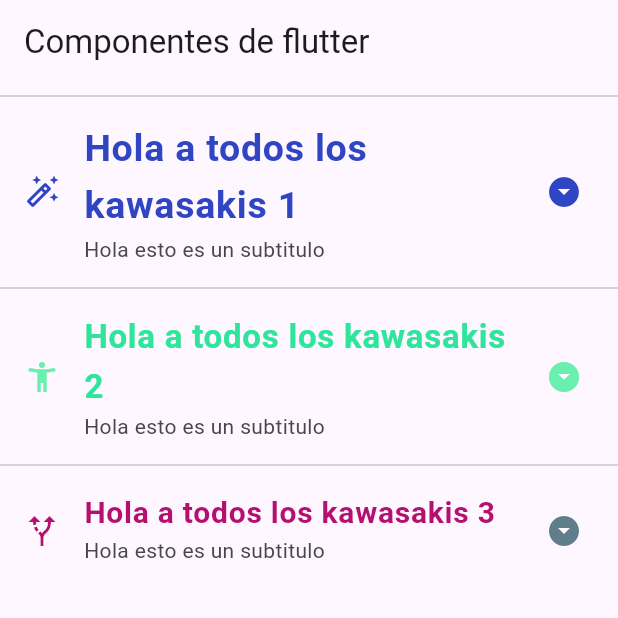
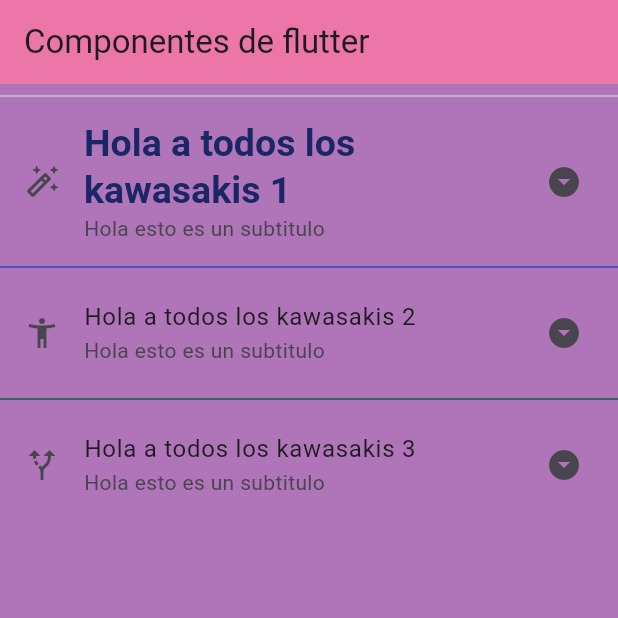
Before and after one commit to SantiagoAHS/componentes_flutter, a Flutter app: the screen it shows after launch, on a phone screen of 412 x 824 dp, the top half of it. Run offline on Flutter 3.47's test engine with Material 3 defaults, Android fonts, the phone set to English and light mode, and no system bars.

Commit message:
06 Adding the TextTheme

```diff
--- a/lib/home_screen.dart
+++ b/lib/home_screen.dart
@@ -11,30 +11,30 @@ class HomeScreen extends StatelessWidget {
 
       ),
         body: ListView(
-          children: const [
-            Divider(),
+          children: [
+            const Divider(),
             ListTile(
-              leading: Icon(Icons.auto_fix_high_outlined, color: Color.fromARGB(255, 47, 69, 195),),
+              leading: const Icon(Icons.auto_fix_high_outlined,),
               title:Text('Hola a todos los kawasakis 1',
-              style: TextStyle(color: Color.fromARGB(255, 47, 69, 195), fontWeight: FontWeight.bold, fontSize: 25.0),),
+              style: Theme.of(context).textTheme.headlineLarge,
+              ),
+              subtitle: const Text('Hola esto es un subtitulo'),
+              trailing:const Icon(Icons.arrow_drop_down_circle,),
+            ),
+            const Divider(color: Color.fromARGB(255, 47, 69, 195),),
+            const ListTile(
+              leading: Icon(Icons.accessibility_new, ),
+              title:Text('Hola a todos los kawasakis 2',
+              ),
               subtitle: Text('Hola esto es un subtitulo'),
-              trailing:Icon(Icons.arrow_drop_down_circle, color: Color.fromARGB(255, 47, 69, 195)),
+              trailing:Icon(Icons.arrow_drop_down_circle, ),
             ),
-            Divider(),
-            ListTile(
-              leading: Icon(Icons.accessibility_new, color: Colors.greenAccent,),
-              title:Text('Hola a todos los kawasakis 2',
-              style: TextStyle(color: Color.fromARGB(255, 47, 229, 156), fontWeight: FontWeight.bold, fontSize: 22.0),),
+            const Divider(color: Color.fromARGB(255, 22, 98, 61)),
+            const ListTile(
+              leading: Icon(Icons.alt_route,),
+              title:Text('Hola a todos los kawasakis 3',),
               subtitle: Text('Hola esto es un subtitulo'),
-              trailing:Icon(Icons.arrow_drop_down_circle, color: Colors.greenAccent),
-            ),
-            Divider(),
-            ListTile(
-              leading: Icon(Icons.alt_route, color: Color.fromARGB(255, 180,16 , 112),),
-              title:Text('Hola a todos los kawasakis 3',
-              style: TextStyle(color: Color.fromARGB(255, 180, 16, 112), fontWeight: FontWeight.bold, fontSize: 20.0),),
-              subtitle: Text('Hola esto es un subtitulo'),
-              trailing:Icon(Icons.arrow_drop_down_circle,color: Colors.blueGrey, ),
+              trailing:Icon(Icons.arrow_drop_down_circle,),
             ),
           ],
         )
--- a/lib/main_app.dart
+++ b/lib/main_app.dart
@@ -6,9 +6,25 @@ class MainApp extends StatelessWidget {
 
   @override
   Widget build(BuildContext context) {
-    return const MaterialApp(
+    return MaterialApp(
       debugShowCheckedModeBanner: false,
-      home: HomeScreen(),
+      home: const HomeScreen(),
+      theme: ThemeData(
+        scaffoldBackgroundColor: const Color.fromARGB(255, 176, 116, 185),
+        appBarTheme: const AppBarTheme(
+          color: Color.fromARGB(255, 235, 118, 167)
+        ),
+        textTheme: const TextTheme(
+          headlineLarge: TextStyle(
+            color: Color.fromARGB(255, 27, 39, 101),
+            fontSize: 25.0,
+            fontWeight: FontWeight.bold,
+            fontFamily: 'sans-serif'
+            )
+        )
+      ),
     );
   }
+
+
 }
```
